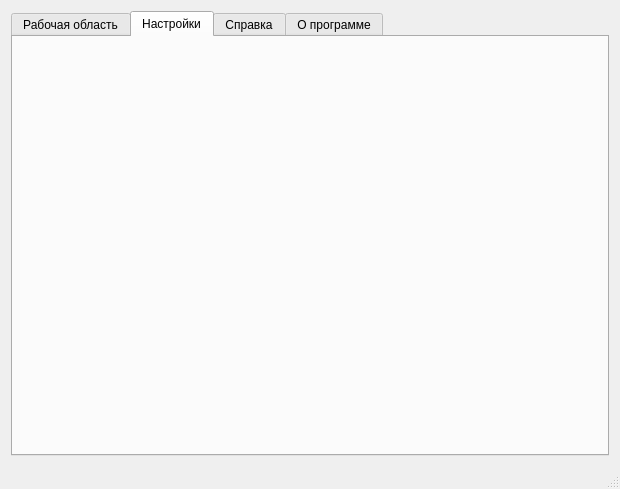
Qt form mainwindow.ui (SwampDok/SimpleInterpreter) before a commit.
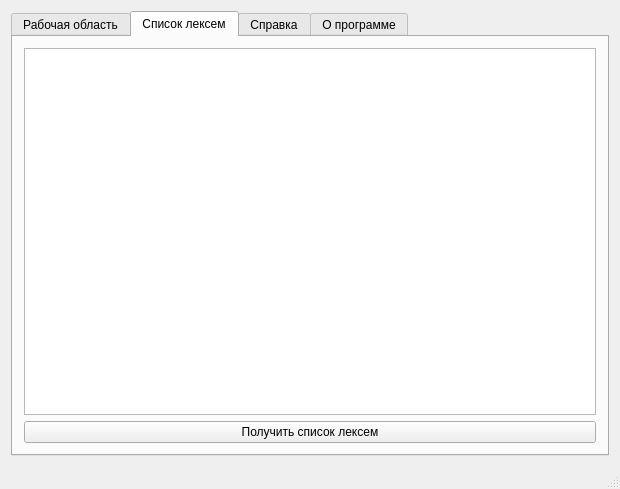
The same form after that commit. The open tabs and pages were chosen to show the change.

```diff
--- a/mainwindow.ui
+++ b/mainwindow.ui
@@ -87,8 +87,20 @@
       </widget>
       <widget class="QWidget" name="tab_2">
        <attribute name="title">
-        <string>Настройки</string>
+        <string>Список лексем</string>
        </attribute>
+       <layout class="QVBoxLayout" name="verticalLayout_4">
+        <item>
+         <widget class="QListWidget" name="listWidget_tokens"/>
+        </item>
+        <item>
+         <widget class="QPushButton" name="pushButton_get_tokens">
+          <property name="text">
+           <string>Получить список лексем</string>
+          </property>
+         </widget>
+        </item>
+       </layout>
       </widget>
       <widget class="QWidget" name="tab_3">
        <attribute name="title">
```
Left out of the diff: 8 changed lines with no effect on the pictures.
